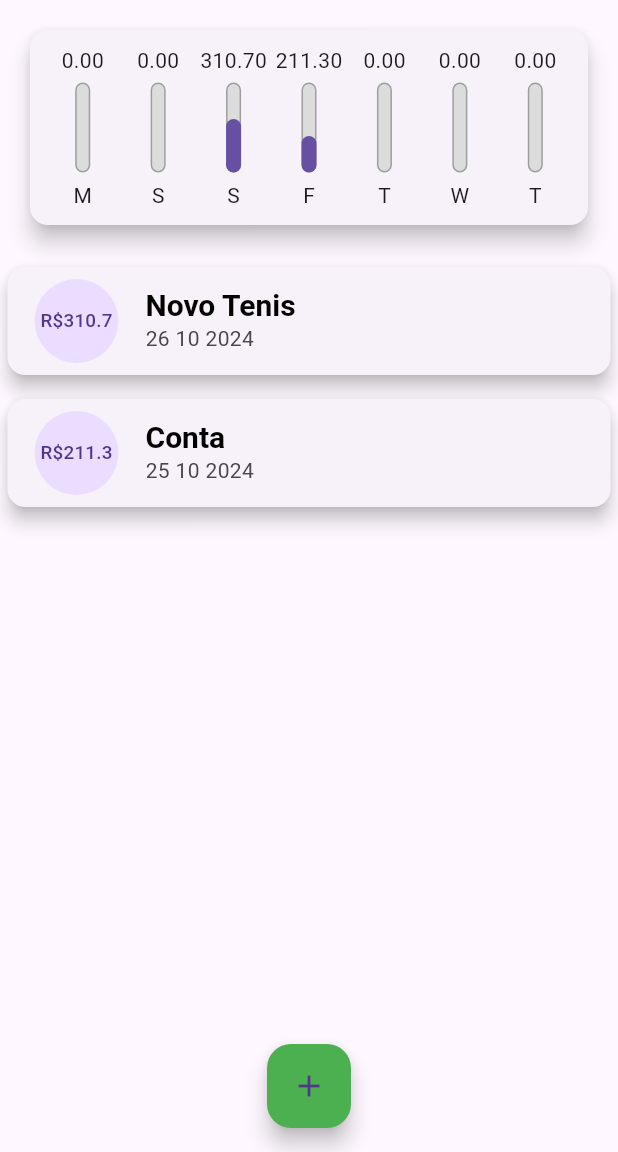
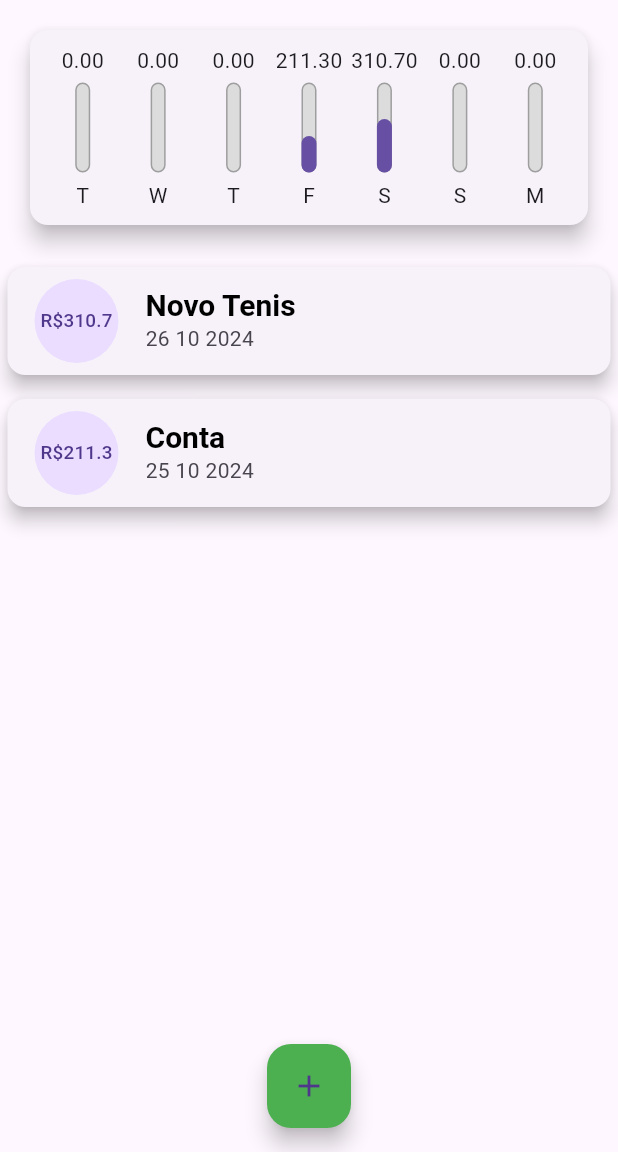
Before and after one commit to JoaoChi/GestaoGastos, a Flutter app: the screen it shows after launch, on a phone screen of 412 x 824 dp, the part 84-1236 px from its top. Run offline on Flutter 3.47's test engine with Material 3 defaults, Android fonts, the phone set to English and light mode, and no system bars; missing offline and left inert: dart:ffi; Roboto replaces fonts that are missing (OpenSans).

Commit message:
Invertido a semana para ficar mais coerente

```diff
--- a/lib/components/chart.dart
+++ b/lib/components/chart.dart
@@ -30,7 +30,7 @@ class Chart extends StatelessWidget {
         'day': DateFormat.E().format(weekDay)[0],
         'value': totalSum,
       };
-    });
+    }).reversed.toList();
   }
 
   double get _weekTotalValue {
--- a/lib/components/chart_bar.dart
+++ b/lib/components/chart_bar.dart
@@ -16,7 +16,9 @@ class ChartBar extends StatelessWidget {
   Widget build(BuildContext context) {
     return Column(
       children: [
-        FittedBox(child: Text('${value.toStringAsFixed(2)}')),
+        Container(
+            height: 20,
+            child: FittedBox(child: Text('${value.toStringAsFixed(2)}'))),
         SizedBox(
           height: 5,
         ),
```
